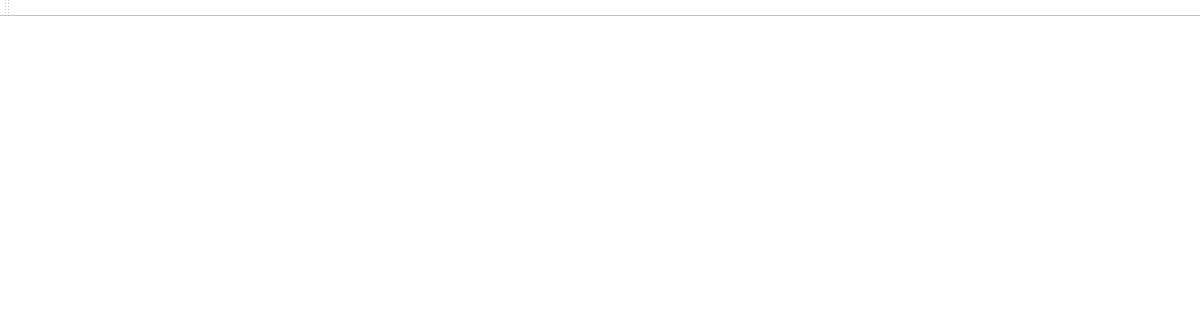
First picture: the form in mainwindow.ui, repository NeeXxx/bomb, before the edit; both pictures show x 0 to 1200 and y 0 to 320 of the 1200 by 900 pixel window.
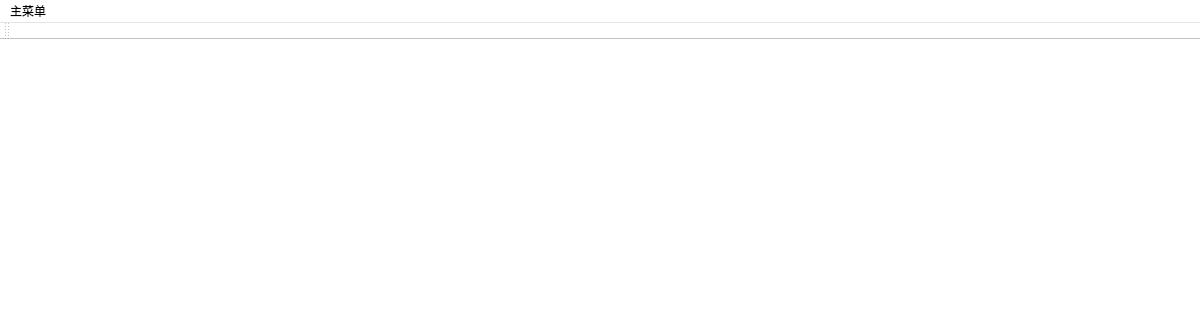
Second picture: the form after the edit. Icons and pictures are not drawn.

Diff of the .ui file:
```diff
--- a/mainwindow.ui
+++ b/mainwindow.ui
@@ -463,6 +463,14 @@
      <height>26</height>
     </rect>
    </property>
+   <widget class="QMenu" name="menu">
+    <property name="title">
+     <string>主菜单</string>
+    </property>
+    <addaction name="actionRestart"/>
+    <addaction name="actionInfo"/>
+   </widget>
+   <addaction name="menu"/>
   </widget>
   <widget class="QToolBar" name="mainToolBar">
    <attribute name="toolBarArea">
```
Left out of the diff: 24 changed lines with no effect on the pictures.
